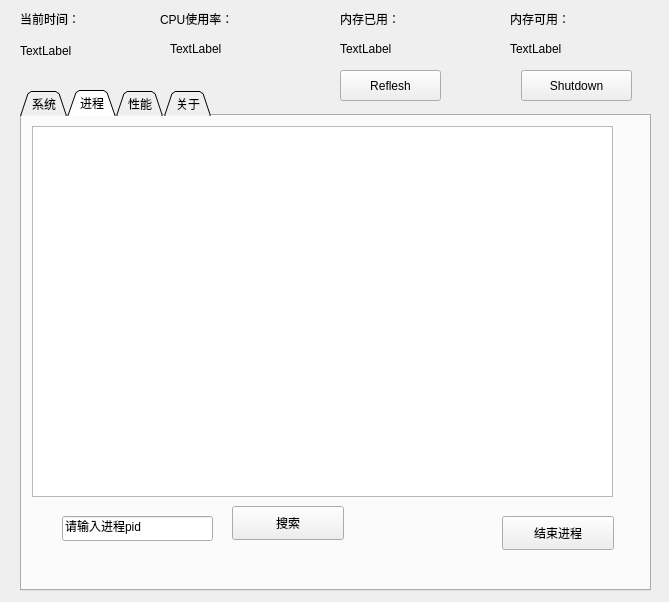
Old version of the form 课程设计/TaskManager/taskmanager.ui in the repository lnsqrt2/OS_LAB.
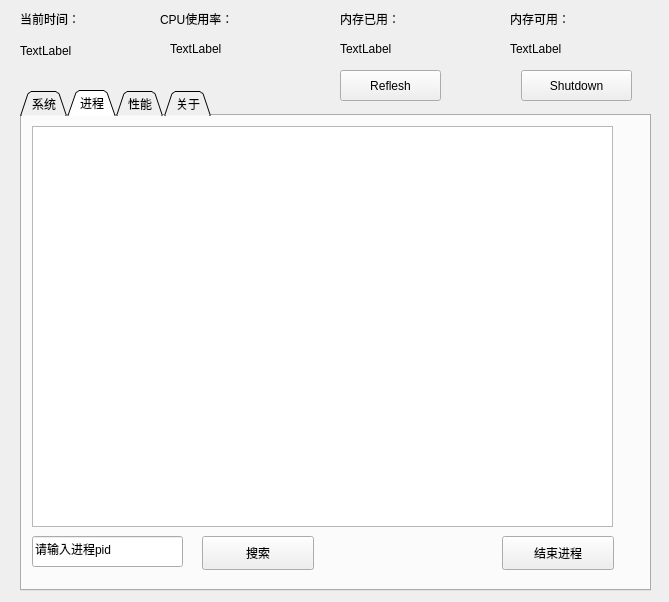
New version of the form. The open tabs and pages were chosen to show the change. Icons and pictures are not drawn.

Commit message: 只需要qt编译一下就结束了

```diff
--- a/课程设计/TaskManager/taskmanager.ui
+++ b/课程设计/TaskManager/taskmanager.ui
@@ -225,7 +225,7 @@
        <x>10</x>
        <y>10</y>
        <width>581</width>
-       <height>371</height>
+       <height>401</height>
       </rect>
      </property>
     </widget>
@@ -233,7 +233,7 @@
      <property name="geometry">
       <rect>
        <x>480</x>
-       <y>400</y>
+       <y>420</y>
        <width>112</width>
        <height>34</height>
       </rect>
@@ -245,10 +245,10 @@
     <widget class="QLineEdit" name="edit_pid">
      <property name="geometry">
       <rect>
-       <x>40</x>
-       <y>400</y>
+       <x>10</x>
+       <y>420</y>
        <width>151</width>
-       <height>25</height>
+       <height>31</height>
       </rect>
      </property>
      <property name="text">
@@ -258,8 +258,8 @@
     <widget class="QPushButton" name="button_search">
      <property name="geometry">
       <rect>
-       <x>210</x>
-       <y>390</y>
+       <x>180</x>
+       <y>420</y>
        <width>112</width>
        <height>34</height>
       </rect>
```
Left out of the diff: 4 changed lines with no effect on the pictures. The commit also changes 2 other files.
